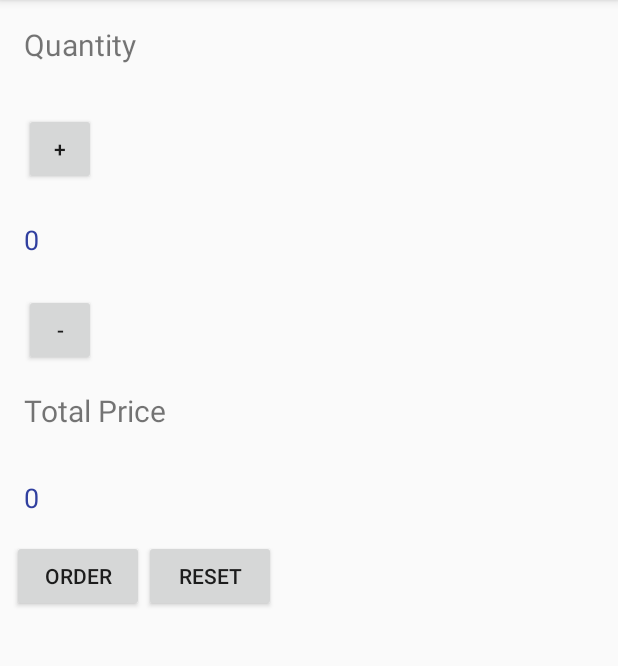
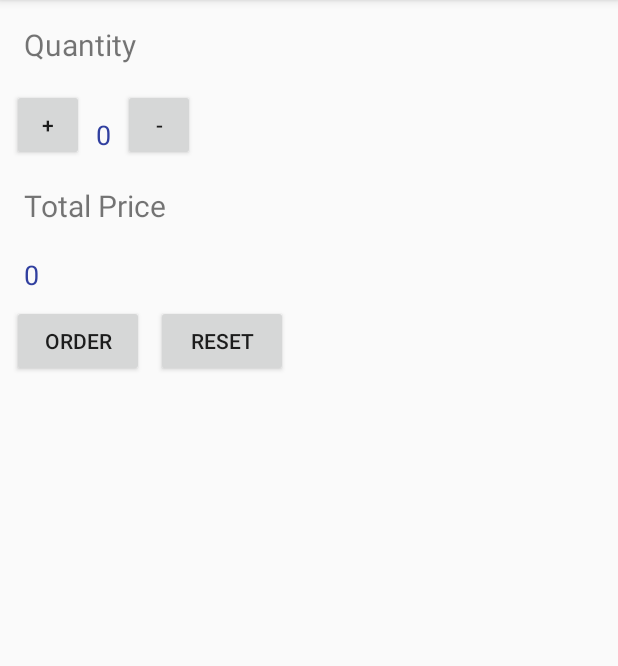
Before and after one commit to faiyaz72/JustJava, an Android app: the screen it shows after launch (MainActivity), on a phone screen of 412 x 824 dp, the part 84-750 px from its top. Run offline under Robolectric (Android 15) with nearby library versions, the phone set to English and light mode, and no system bars.

Commit message:
better Layouts

```diff
--- a/JustJava/app/src/main/res/layout/activity_main.xml
+++ b/JustJava/app/src/main/res/layout/activity_main.xml
@@ -1,8 +1,10 @@
 <?xml version="1.0" encoding="utf-8"?>
-<RelativeLayout
+<LinearLayout
     xmlns:android="http://schemas.android.com/apk/res/android"
     android:layout_width="match_parent"
-    android:layout_height="match_parent">
+    android:layout_height="match_parent"
+    android:orientation="vertical"
+    >
 
     <TextView
         android:layout_width="wrap_content"
@@ -13,12 +15,17 @@
         android:id="@+id/quantity_text_view"
         />
 
+    <LinearLayout
+        android:layout_width="match_parent"
+        android:layout_height="wrap_content"
+        android:orientation="horizontal"
+        >
         <Button
             android:id="@+id/plus"
             android:layout_width="48dp"
             android:layout_height="48dp"
-        android:layout_below="@id/quantity_text_view"
-        android:layout_margin="16dp"
+            android:layout_marginLeft="8dp"
+            android:layout_marginRight="8dp"
             android:text="+"
             android:onClick="increment"
             />
@@ -27,11 +34,7 @@
             android:id="@+id/zero"
             android:layout_width="wrap_content"
             android:layout_height="wrap_content"
-        android:layout_alignLeft="@+id/quantity_text_view"
-        android:layout_alignStart="@+id/quantity_text_view"
-        android:layout_below="@+id/plus"
-        android:layout_marginBottom="16dp"
-        android:layout_marginRight="16dp"
+            android:layout_alignLeft="@+id/plus"
             android:layout_marginTop="8dp"
             android:text="0"
             android:textSize="18dp"
@@ -41,12 +44,11 @@
             android:id="@+id/minus"
             android:layout_width="48dp"
             android:layout_height="48dp"
-        android:layout_below="@id/zero"
-        android:layout_marginTop="8dp"
-        android:layout_marginLeft="16dp"
+            android:layout_marginLeft="8dp"
             android:text="-"
             android:onClick="decrement"
             />
+        </LinearLayout>
 
     <TextView
         android:id="@+id/price"
@@ -54,7 +56,6 @@
         android:layout_height="wrap_content"
         android:layout_margin="16dp"
         android:textSize="20dp"
-        android:layout_below="@id/minus"
         android:text="Total Price"
         />
 
@@ -62,19 +63,21 @@
         android:layout_width="wrap_content"
         android:layout_height="wrap_content"
         android:id="@+id/price_num"
-        android:layout_margin="16dp"
-        android:layout_below="@id/price"
+        android:layout_marginLeft="16dp"
+        android:layout_marginTop="4dp"
+        android:layout_marginBottom="8dp"
         android:textSize="18dp"
         android:text="0"
         android:textColor="@color/colorPrimaryDark"
         />
 
-
+    <LinearLayout
+        android:layout_width="match_parent"
+        android:layout_height="wrap_content">
         <Button
             android:id="@+id/order_button"
             android:layout_width="wrap_content"
             android:layout_height="wrap_content"
-        android:layout_below="@id/price_num"
             android:layout_marginLeft="8dp"
             android:text="Order"
             android:onClick="submitOrder" />
@@ -83,11 +86,10 @@
             android:layout_width="wrap_content"
             android:layout_height="wrap_content"
             android:id="@+id/reset"
-        android:layout_toRightOf="@id/order_button"
-        android:layout_below="@+id/price_num"
+            android:layout_marginLeft="8dp"
             android:text="Reset"
             android:onClick="reset"
             />
+        </LinearLayout>
 
-
-</RelativeLayout>
+</LinearLayout>
```
Lines whose indentation alone changed are shown as unchanged.
